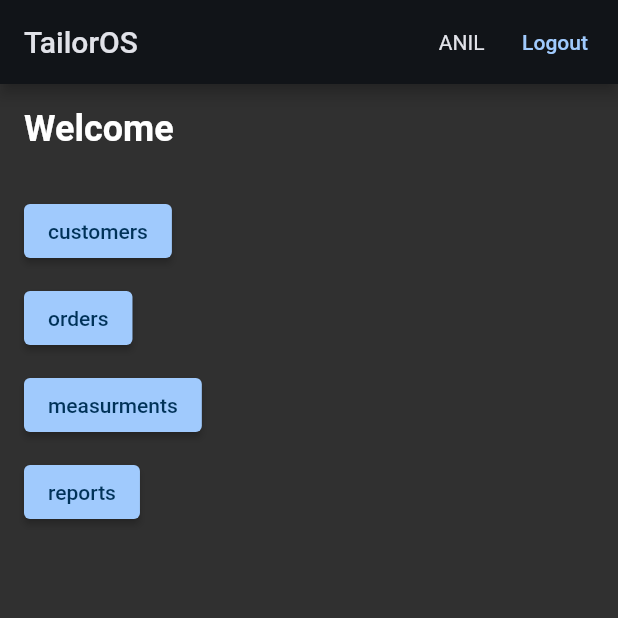
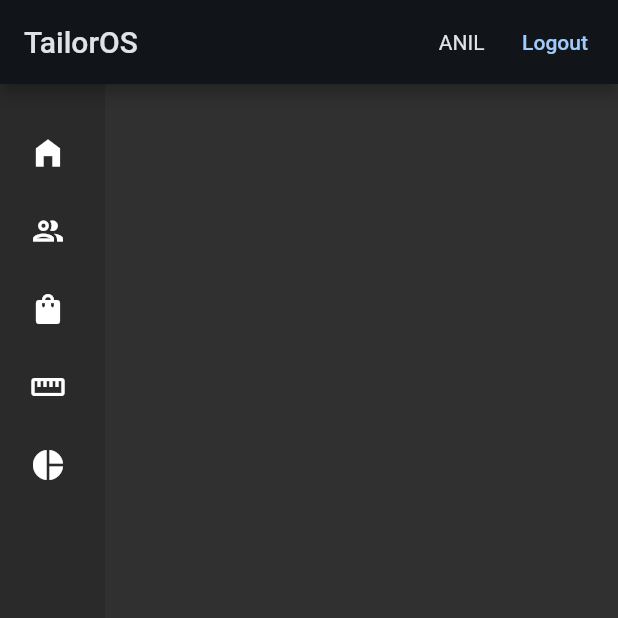
Before and after one commit to vandan-rathod/TailorOS, a Flutter app: the DashboardScreen screen opened directly, on a phone screen of 412 x 824 dp, the top half of it. Run offline on Flutter 3.47's test engine with Material 3 defaults, Android fonts, the phone set to English and light mode, and no system bars; missing offline and left inert: window_manager.

Commit message:
working sidebar made successfully

```diff
--- a/frontend/lib/screens/dashboard_screen.dart
+++ b/frontend/lib/screens/dashboard_screen.dart
@@ -1,9 +1,61 @@
 import 'package:flutter/material.dart';
 import 'dart:io';
 
-class DashboardScreen extends StatelessWidget {
+class DashboardScreen extends StatefulWidget {
   const DashboardScreen({super.key});
 
+  State<DashboardScreen> createState() => _DashboardScreenState();
+}
+
+class SideBarItem extends StatelessWidget {
+  final IconData icon;
+  final String label;
+  final bool expanded;
+  final VoidCallback onTap;
+
+  const SideBarItem({
+    super.key,
+    required this.icon,
+    required this.label,
+    required this.expanded,
+    required this.onTap,
+  });
+
+  @override
+  Widget build(BuildContext context) {
+    return Container(
+      margin: const EdgeInsets.symmetric(horizontal: 8, vertical: 4),
+
+      child: AnimatedContainer(
+        duration: const Duration(milliseconds: 200),
+
+        padding: const EdgeInsets.symmetric(horizontal: 12, vertical: 10),
+
+        decoration: BoxDecoration(borderRadius: BorderRadius.circular(10)),
+
+        child: Row(
+          children: [
+            Icon(icon),
+
+            Expanded(
+              child: AnimatedOpacity(
+                duration: const Duration(milliseconds: 150),
+                opacity: expanded ? 1 : 0,
+                child: Padding(
+                  padding: const EdgeInsets.only(left: 12),
+                  child: Text(label, overflow: TextOverflow.ellipsis),
+                ),
+              ),
+            ),
+          ],
+        ),
+      ),
+    );
+  }
+}
+
+class _DashboardScreenState extends State<DashboardScreen> {
+  bool isSideBarExpanded = false;
   @override
   Widget build(BuildContext context) {
     return Scaffold(
@@ -25,33 +77,73 @@ class DashboardScreen extends StatelessWidget {
           const SizedBox(width: 10),
         ],
       ),
-      body: Padding(
-        padding: const EdgeInsets.all(16),
+      body: Row(
+        children: [
+          MouseRegion(
+            onEnter: (_) {
+              setState(() {
+                isSideBarExpanded = true;
+              });
+            },
+
+            onExit: (_) {
+              setState(() {
+                isSideBarExpanded = false;
+              });
+            },
+
+            child: AnimatedContainer(
+              duration: const Duration(milliseconds: 250),
+
+              width: isSideBarExpanded ? 220 : 70,
+
+              color: Colors.black12,
+
               child: Column(
-          crossAxisAlignment: CrossAxisAlignment.start,
                 children: [
-            const Text(
-              "Welcome",
-              style: TextStyle(fontSize: 24, fontWeight: FontWeight.bold),
+                  const SizedBox(height: 20),
+
+                  SideBarItem(
+                    icon: Icons.home_filled,
+                    label: "dashboard",
+                    expanded: isSideBarExpanded,
+                    onTap: () {},
                   ),
 
-            const SizedBox(height: 30),
+                  SideBarItem(
+                    icon: Icons.people_outline_outlined,
+                    label: "Customers",
+                    expanded: isSideBarExpanded,
+                    onTap: () {},
+                  ),
 
-            ElevatedButton(onPressed: () {}, child: const Text("customers")),
+                  SideBarItem(
+                    icon: Icons.shopping_bag,
+                    label: "Orders",
+                    expanded: isSideBarExpanded,
+                    onTap: () {},
+                  ),
 
-            const SizedBox(height: 10),
+                  SideBarItem(
+                    icon: Icons.straighten,
+                    label: "Measurements",
+                    expanded: isSideBarExpanded,
+                    onTap: () {},
+                  ),
 
-            ElevatedButton(onPressed: () {}, child: const Text("orders")),
-
-            const SizedBox(height: 10),
-
-            ElevatedButton(onPressed: () {}, child: const Text("measurments")),
-
-            const SizedBox(height: 10),
-
-            ElevatedButton(onPressed: () {}, child: const Text("reports")),
+                  SideBarItem(
+                    icon: Icons.pie_chart,
+                    label: "Reports",
+                    expanded: isSideBarExpanded,
+                    onTap: () {},
+                  ),
                 ],
               ),
+            ),
+          ),
+
+          Expanded(child: Container()),
+        ],
       ),
     );
   }
```
Lines whose indentation alone changed are shown as unchanged.
